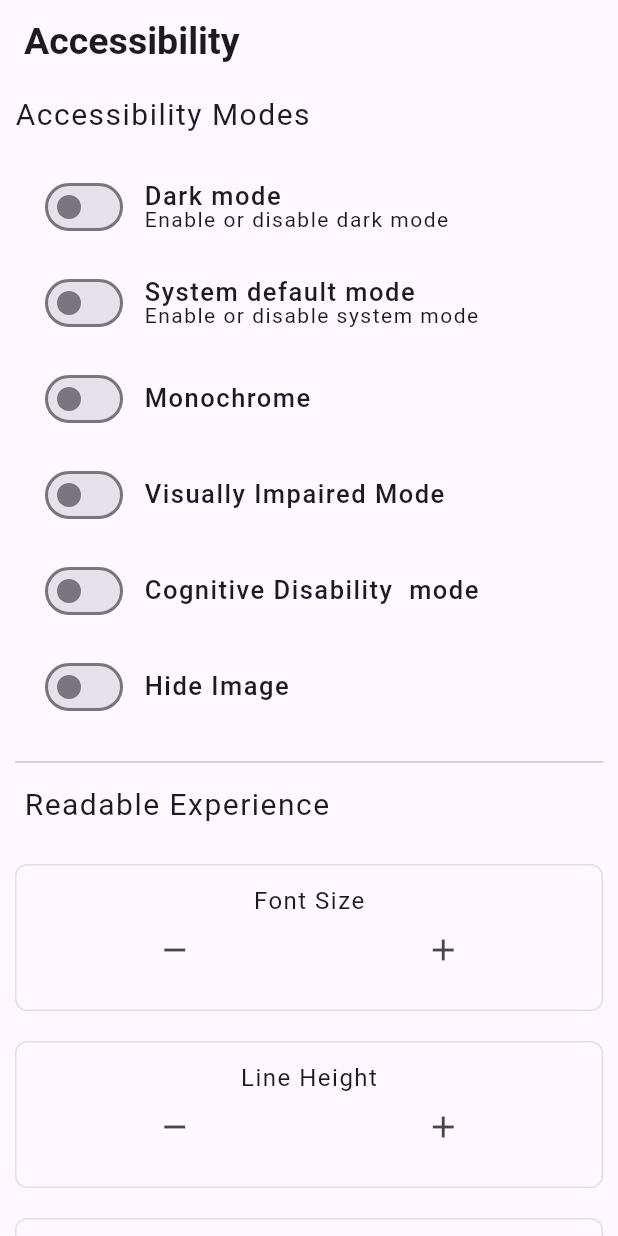
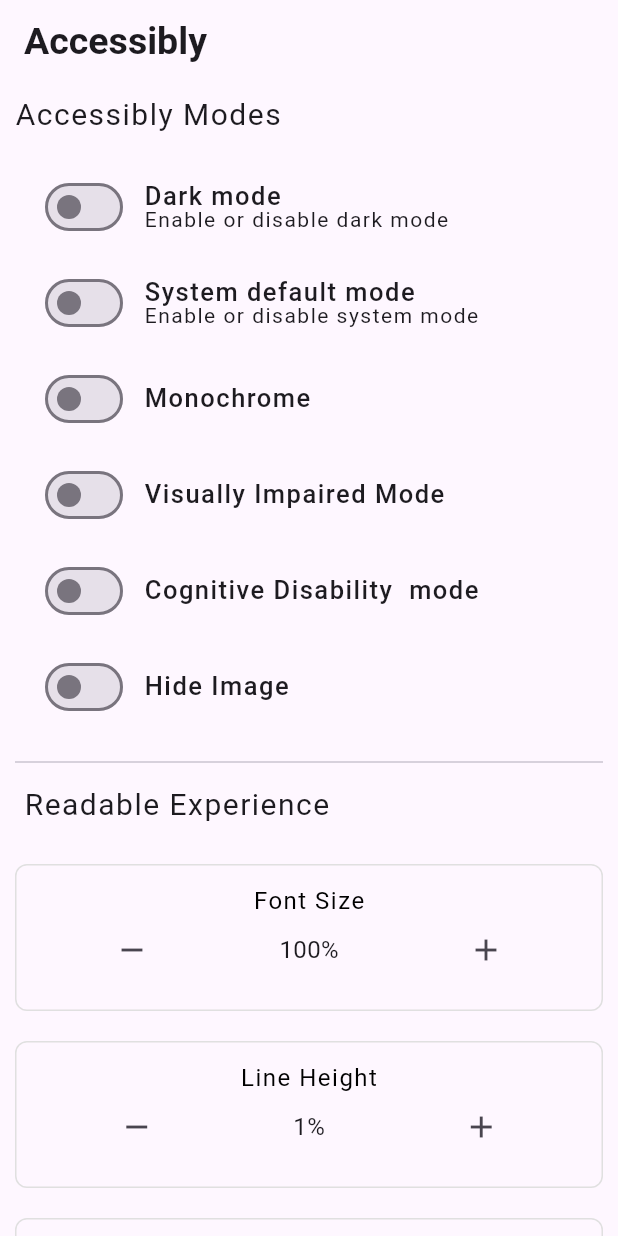
Before and after one commit to apptimus-io/flutter-accessibly, a Flutter app: the MyHomePage screen opened directly, on a phone screen of 412 x 824 dp. Run offline on Flutter 3.47's test engine with Material 3 defaults, Android fonts, the phone set to English and light mode, and no system bars; our stand-ins replace flutter_colorpicker, shared_preferences; accounts and stored records are empty.

Commit message:
font size bug fix

```diff
--- a/example/lib/main.dart
+++ b/example/lib/main.dart
@@ -1,4 +1,4 @@
-import 'package:accessibility_features/accessibility_features.dart';
+import 'package:accessibly/accessibly.dart';
 import 'package:flutter/material.dart';
 import 'package:provider/provider.dart';
 import 'package:test_app/new.dart';
@@ -21,7 +21,7 @@ class MyApp extends StatelessWidget {
       builder: (context, accessibilitySettings, child) {
         return MaterialApp(
           debugShowCheckedModeBanner: false,
-          title: 'Accessibility Features',
+          title: 'Accessibly Features',
           themeMode: accessibilitySettings.systemMode
               ? ThemeMode.system
               : (accessibilitySettings.isDark
--- a/example/lib/new.dart
+++ b/example/lib/new.dart
@@ -1,8 +1,8 @@
-import 'package:accessibility_features/accessibility_features.dart';
-import 'package:accessibility_features/accessibility_screen.dart';
-import 'package:accessibility_features/widget/accessible_heading_text.dart';
-import 'package:accessibility_features/widget/accessible_text.dart';
-import 'package:accessibility_features/widget/accessiblity_image.dart';
+import 'package:accessibly/accessibly.dart';
+import 'package:accessibly/accessibility_screen.dart';
+import 'package:accessibly/widget/accessible_heading_text.dart';
+import 'package:accessibly/widget/accessible_text.dart';
+import 'package:accessibly/widget/accessiblity_image.dart';
 
 import 'package:flutter/material.dart';
 import 'package:provider/provider.dart';
@@ -17,7 +17,7 @@ class MyWidget extends StatelessWidget {
         return Scaffold(
           backgroundColor: accessibly.textBgColor,
           appBar: AppBar(
-            title: const Text('Accessibility Features'),
+            title: const Text('Accessibly Features'),
             actions: [
               Builder(
                 // Wrap the IconButton with Builder widget
@@ -28,7 +28,7 @@ class MyWidget extends StatelessWidget {
                     Navigator.push(
                       context,
                       MaterialPageRoute(
-                        builder: (context) => const AccessibilityScreen(),
+                        builder: (context) => const AccessiblyScreen(),
                       ),
                     );
                   },
@@ -40,23 +40,23 @@ class MyWidget extends StatelessWidget {
             padding: const EdgeInsets.all(20),
             child: Column(
               children: [
-                const AccessibleHeadingText(
-                  "Hello This is Accessibility...",
+                const AccessiblyHeadingText(
+                  "Hello This is Accessibly...",
                   style: TextStyle(fontSize: 30),
                 ),
                 const SizedBox(height: 20),
-                const AccessibleText(
+                const AccessiblyText(
                   "This is a simple text widget",
                   style: TextStyle(fontSize: 20),
                 ),
                 const SizedBox(height: 20),
                 ElevatedButton(
                     onPressed: () {},
-                    child: const AccessibleText(
+                    child: const AccessiblyText(
                       "This is a button",
                       style: TextStyle(fontSize: 20),
                     )),
-                const AccessibilityImage(
+                const AccessiblyImage(
                   image: AssetImage('assets/hello.png'),
                   width: 200,
                   height: 250,
--- a/example/pubspec.yaml
+++ b/example/pubspec.yaml
@@ -14,7 +14,7 @@ dependencies:
   shared_preferences: ^2.2.3
   flutter_colorpicker: ^1.0.3
 
-  accessibility_features:
+  accessibly:
     path: ../
   provider: ^6.1.2
 
--- a/lib/accessibility_screen.dart
+++ b/lib/accessibility_screen.dart
@@ -1,16 +1,16 @@
-import 'package:accessibility_features/accessibility_features.dart';
-import 'package:accessibility_features/widget/accessible_heading_text.dart';
-import 'package:accessibility_features/widget/accessible_text.dart';
-import 'package:accessibility_features/widget/align_widget.dart';
-import 'package:accessibility_features/widget/colorpicker.dart';
+import 'package:accessibly/accessibly.dart';
+import 'package:accessibly/widget/accessible_heading_text.dart';
+import 'package:accessibly/widget/accessible_text.dart';
+import 'package:accessibly/widget/align_widget.dart';
+import 'package:accessibly/widget/colorpicker.dart';
 import 'package:flutter/material.dart';
 import 'package:provider/provider.dart';
 
 import 'widget/accessibility_list_item.dart';
 import 'widget/font_style_widget.dart';
 
-class AccessibilityScreen extends StatelessWidget {
-  const AccessibilityScreen({super.key});
+class AccessiblyScreen extends StatelessWidget {
+  const AccessiblyScreen({super.key});
 
   @override
   Widget build(BuildContext context) {
@@ -18,7 +18,7 @@ class AccessibilityScreen extends StatelessWidget {
       builder: (context, accessibilitySettings, child) {
         return MaterialApp(
           debugShowCheckedModeBanner: false,
-          title: 'Accessibility Features',
+          title: 'Accessibly Features',
           themeMode: accessibilitySettings.systemMode
               ? ThemeMode.system
               : (accessibilitySettings.isDark
@@ -49,7 +49,7 @@ class _MyHomePageState extends State<MyHomePage> {
 
     return Scaffold(
       appBar: AppBar(
-        title: const Text('Accessibility',
+        title: const Text('Accessibly',
             style: TextStyle(fontSize: 25.0, fontWeight: FontWeight.bold)),
       ),
       body: SingleChildScrollView(
@@ -57,14 +57,14 @@ class _MyHomePageState extends State<MyHomePage> {
         child: Column(
           crossAxisAlignment: CrossAxisAlignment.stretch,
           children: [
-            const AccessibleHeadingText(
-              "Accessibility Modes",
+            const AccessiblyHeadingText(
+              "Accessibly Modes",
               style: TextStyle(fontSize: 20),
             ),
             const SizedBox(
               height: 20,
             ),
-            AccessibilityListItem(
+            AccessiblyListItem(
               titleText:
                   accessibilitySettings.isDark ? 'light mode' : 'Dark mode',
               description: 'Enable or disable dark mode',
@@ -75,7 +75,7 @@ class _MyHomePageState extends State<MyHomePage> {
                   : null,
             ),
 
-            AccessibilityListItem(
+            AccessiblyListItem(
               titleText: 'System default mode',
               description: 'Enable or disable system mode',
               value: accessibilitySettings.systemMode,
@@ -84,7 +84,7 @@ class _MyHomePageState extends State<MyHomePage> {
                   ? (value) => accessibilitySettings.toggleSystem()
                   : null,
             ),
-            AccessibilityListItem(
+            AccessiblyListItem(
               titleText: "Monochrome",
               value: accessibilitySettings.monochrome == true,
               onChanged: (value) {
@@ -93,7 +93,7 @@ class _MyHomePageState extends State<MyHomePage> {
               },
             ),
 
-            AccessibilityListItem(
+            AccessiblyListItem(
               titleText: "Visually Impaired Mode",
               value: accessibilitySettings.impairedMode,
               onChanged: (value) {
@@ -102,7 +102,7 @@ class _MyHomePageState extends State<MyHomePage> {
               },
             ),
 
-            AccessibilityListItem(
+            AccessiblyListItem(
               titleText: "Cognitive Disability  mode",
               value: accessibilitySettings.cognitiveMode,
               onChanged: (value) {
@@ -111,7 +111,7 @@ class _MyHomePageState extends State<MyHomePage> {
               },
             ),
 
-            // AccessibilityListItem(
+            // AccessiblyListItem(
             //   titleText: "ADHD  mode",
             //   value: accessibilitySettings.adhd,
             //   onChanged: (value) {
@@ -119,7 +119,7 @@ class _MyHomePageState extends State<MyHomePage> {
             //   },
             // ),
 
-            AccessibilityListItem(
+            AccessiblyListItem(
               titleText: accessibilitySettings.imageVisibility
                   ? 'Hide Image'
                   : 'Show Image',
@@ -137,7 +137,7 @@ class _MyHomePageState extends State<MyHomePage> {
               height: 10,
             ),
 
-            const AccessibleHeadingText(
+            const AccessiblyHeadingText(
               " Readable Experience",
               style: TextStyle(fontSize: 20),
             ),
@@ -148,7 +148,7 @@ class _MyHomePageState extends State<MyHomePage> {
             FontStyleWidget(
                 increaseFontSize: accessibilitySettings.increaseFontSize,
                 decreaseFontSize: accessibilitySettings.decreaseFontSize,
-                fontSize: accessibilitySettings.currentFontSize.toInt(),
+                fontSize: (accessibilitySettings.textScaleFactor),
                 title: 'Font Size'),
 
             FontStyleWidget(
@@ -201,7 +201,7 @@ class _MyHomePageState extends State<MyHomePage> {
             const SizedBox(
               height: 10,
             ),
-            const AccessibleHeadingText(
+            const AccessiblyHeadingText(
               "Visually Pleasing Experience",
               style: TextStyle(fontSize: 20),
             ),
@@ -210,7 +210,7 @@ class _MyHomePageState extends State<MyHomePage> {
             ),
             // color change
             // ListTile(
-            //   title: const AccessibleHeadingText('Heading Color ',
+            //   title: const AccessiblyHeadingText('Heading Color ',
             //       style: TextStyle(fontSize: 17.0)),
             //   trailing: SizedBox(
             //     width: 150.0,
@@ -248,7 +248,7 @@ class _MyHomePageState extends State<MyHomePage> {
             //   ),
             // ),
             // ListTile(
-            //   title: const AccessibleHeadingText('Adjust Text Colors',
+            //   title: const AccessiblyHeadingText('Adjust Text Colors',
             //       style: TextStyle(fontSize: 17.0)),
             //   trailing: SizedBox(
             //     width: 150.0,
@@ -283,7 +283,7 @@ class _MyHomePageState extends State<MyHomePage> {
             //   height: 15,
             // ),
             // ListTile(
-            //   title: const AccessibleHeadingText('Text BackgroundColor ',
+            //   title: const AccessiblyHeadingText('Text BackgroundColor ',
             //       style: TextStyle(fontSize: 18.0)),
             //   trailing: SizedBox(
             //     width: 150.0,
@@ -352,7 +352,7 @@ class _MyHomePageState extends State<MyHomePage> {
                     onPressed: () {
                       accessibilitySettings.reset();
                     },
-                    child: const AccessibleText("Reset")),
+                    child: const AccessiblyText("Reset")),
               ),
             )
           ],
@@ -367,9 +367,9 @@ class _MyHomePageState extends State<MyHomePage> {
 
 
 // ListTile(
-            //   title: const AccessibleHeadingText('Font Size',
+            //   title: const AccessiblyHeadingText('Font Size',
             //       style: TextStyle(fontSize: 17.0)),
-            //   subtitle: const AccessibleText('Adjust font size',
+            //   subtitle: const AccessiblyText('Adjust font size',
             //       style: TextStyle(
             //         fontSize: 14.0,
             //       )),
@@ -393,9 +393,9 @@ class _MyHomePageState extends State<MyHomePage> {
             // ),
 
             // ListTile(
-            //   title: const AccessibleHeadingText('Line Height ',
+            //   title: const AccessiblyHeadingText('Line Height ',
             //       style: TextStyle(fontSize: 17.0)),
-            //   subtitle: const AccessibleText('Adjust line Height',
+            //   subtitle: const AccessiblyText('Adjust line Height',
             //       style: TextStyle(
             //         fontSize: 14.0,
             //       )),
@@ -418,9 +418,9 @@ class _MyHomePageState extends State<MyHomePage> {
             //   ),
             // ),
             // ListTile(
-            //   title: const AccessibleHeadingText('Letter Space ',
+            //   title: const AccessiblyHeadingText('Letter Space ',
             //       style: TextStyle(fontSize: 17.0)),
-            //   subtitle: const AccessibleText(
+            //   subtitle: const AccessiblyText(
             //     'Adjust letter Space',
             //     style: TextStyle(
             //       fontSize: 14.0,
@@ -448,9 +448,9 @@ class _MyHomePageState extends State<MyHomePage> {
             //   height: 15,
             // ),
             // ListTile(
-            //   title: const AccessibleHeadingText(' Scalfold BackgroundColor: ',
+            //   title: const AccessiblyHeadingText(' Scalfold BackgroundColor: ',
             //       style: TextStyle(fontSize: 15.0)),
-            //   subtitle: const AccessibleText('Change  BackgroundColor',
+            //   subtitle: const AccessiblyText('Change  BackgroundColor',
             //       style: TextStyle(
             //         fontSize: 14.0,
             //       )),
--- a/lib/accessibility_features.dart
+++ b/lib/accessibly.dart
@@ -8,12 +8,11 @@ enum AppTheme { light, dark, highContrast }
 
 class Accessibly extends ChangeNotifier {
   // AppTheme _currentTheme = AppTheme.light;
-  double _currentFontSize = 16.0;
   bool _colorBlindMode = false;
   bool _impairedMode = false;
   bool _cognitiveMode = false;
   bool _adhd = false;
-  double _textScaleFactor = 1.0;
+  int _textScaleFactor = 100;
   String? _headingColor; // Default heading color as string
   String? _textColor; // Default text color
   Color? _textBgColor; // Default text background color
@@ -33,13 +32,12 @@ class Accessibly extends ChangeNotifier {
 
   // Getter methods for accessing properties
   // AppTheme get currentTheme => _currentTheme;
-  double get currentFontSize => _currentFontSize;
   bool get colorBlindMode => _colorBlindMode;
   bool get impairedMode => _impairedMode;
   bool get adhd => _adhd;
   bool get cognitiveMode => _cognitiveMode;
   bool get monochrome => _monochrome;
-  double get textScaleFactor => _textScaleFactor;
+  int get textScaleFactor => _textScaleFactor;
   String? get headingColor => _headingColor;
   String? get textColor => _textColor;
   Color? get textBgColor => _textBgColor;
@@ -58,9 +56,8 @@ class Accessibly extends ChangeNotifier {
   // Constructor to initialize the theme
   Accessibly() {
     // _currentTheme = AppTheme.light;
-    _currentFontSize = 16.0;
     // _colorBlindMode = false;
-    _textScaleFactor = 1.0;
+    _textScaleFactor = 100;
     _originalImageColor = Colors.white.value.toString();
   }
 
@@ -104,11 +101,10 @@ class Accessibly extends ChangeNotifier {
     _lineHeight = 1.0; // Use a default value
     _letterSpacing = storage!.getDouble("letterSpacing") ?? 1.0;
     _lineHeight = storage!.getDouble("lineHeight") ?? 1.0;
-    _currentFontSize = storage!.getDouble("currentFontSize") ?? 16.0;
     _monochrome = storage?.getBool("monochrome") ?? false;
-
-    // final db = await AccessibilityDatasource.getDB();
-    // final settings = await AccessibilityDatasource.getAllAccessibility();
+    _textScaleFactor = storage?.getInt("textScaleFactor") ?? 100;
+    // final db = await AccessiblyDatasource.getDB();
+    // final settings = await AccessiblyDatasource.getAllAccessibly();
     // if (settings != null && settings.isNotEmpty) {
     //   final accessibilityModel = settings.first;
     //   _currentFontSize = accessibilityModel.currentFontSize ?? 16.0;
@@ -144,17 +140,18 @@ class Accessibly extends ChangeNotifier {
 
   // Method to increase font size
   void increaseFontSize() {
-    if (_currentFontSize <= 26) {
-      _currentFontSize += 2.0;
-
+    if (_textScaleFactor <= 160) {
+      _textScaleFactor += 20;
+      print(_textScaleFactor);
       updateTextScaleFactor();
     }
   }
 
   // Method to decrease font size
   void decreaseFontSize() {
-    if (_currentFontSize >= 11) {
-      _currentFontSize -= 2.0;
+    if (_textScaleFactor >= 60) {
+      _textScaleFactor -= 20;
+      print(_textScaleFactor);
       updateTextScaleFactor();
     }
   }
@@ -228,7 +225,7 @@ class Accessibly extends ChangeNotifier {
   }
 
   // Method to adjust text size
-  void adjustTextSize(double newTextScaleFactor) {
+  void adjustTextSize(int newTextScaleFactor) {
     _textScaleFactor = newTextScaleFactor;
 
     notifyListeners(); // Notify listeners to update UI
@@ -237,9 +234,7 @@ class Accessibly extends ChangeNotifier {
   // Method to update text scale factor
   void updateTextScaleFactor() {
     // Calculate text scale factor based on current font size
-    _textScaleFactor =
-        _currentFontSize / 16.0; // Assuming 16.0 is the base font size
-    storage?.setDouble("currentFontSize", _currentFontSize);
+    storage?.setInt("textScaleFactor", _textScaleFactor);
     notifyListeners(); // Notify listeners to update UI
   }
 
@@ -334,9 +329,8 @@ class Accessibly extends ChangeNotifier {
     _adhd = false;
     _cognitiveMode = false;
     _monochrome = false;
-    _currentFontSize = 16.0;
     _colorBlindMode = false;
-    _textScaleFactor = 1.0;
+    _textScaleFactor = 100;
     _textBgColor = null;
     _scaldBgColor = Colors.white;
     _imageColor = Colors.white;
@@ -358,6 +352,7 @@ class Accessibly extends ChangeNotifier {
     storage?.setString("textColor", _textColor ?? "");
     storage?.setDouble("lineHeight", _lineHeight);
     storage!.setDouble("letterSpacing", _letterSpacing);
+    storage!.setInt("textScaleFactor", _textScaleFactor);
     storage?.setBool("monochrome", _monochrome);
     notifyListeners();
   }
--- a/lib/widget/accessibility_list_item.dart
+++ b/lib/widget/accessibility_list_item.dart
@@ -5,13 +5,13 @@ import 'package:flutter/material.dart';
 import 'accessible_heading_text.dart';
 import 'accessible_text.dart';
 
-class AccessibilityListItem extends StatelessWidget {
+class AccessiblyListItem extends StatelessWidget {
   final String titleText;
   String? description;
   final bool value;
   final Function(bool)? onChanged;
 
-  AccessibilityListItem({
+  AccessiblyListItem({
     super.key,
     required this.titleText,
     this.description,
@@ -43,13 +43,13 @@ class AccessibilityListItem extends StatelessWidget {
           Column(
             crossAxisAlignment: CrossAxisAlignment.start,
             children: [
-              AccessibleHeadingText(
+              AccessiblyHeadingText(
                 titleText,
                 style: const TextStyle(
                     fontSize: 17.0, fontWeight: FontWeight.w500),
               ),
               if (description != null)
-                AccessibleText(
+                AccessiblyText(
                   description!,
                   style: const TextStyle(fontSize: 14.0),
                 ),
--- a/lib/widget/accessible_heading_text.dart
+++ b/lib/widget/accessible_heading_text.dart
@@ -1,8 +1,8 @@
-import 'package:accessibility_features/accessibility_features.dart';
+import 'package:accessibly/accessibly.dart';
 import 'package:flutter/material.dart';
 import 'package:provider/provider.dart';
 
-class AccessibleHeadingText extends StatelessWidget {
+class AccessiblyHeadingText extends StatelessWidget {
   final String data;
   final TextStyle? style;
 
@@ -16,7 +16,7 @@ class AccessibleHeadingText extends StatelessWidget {
   final TextHeightBehavior? textHeightBehavior;
   final Color? selectionColor;
 
-  const AccessibleHeadingText(this.data,
+  const AccessiblyHeadingText(this.data,
       {super.key,
       this.style,
       this.strutStyle,
@@ -66,7 +66,7 @@ class AccessibleHeadingText extends StatelessWidget {
                   ? FontWeight.bold
                   : FontWeight.normal),
           fontSize: ((style?.fontSize ?? baseFontSize) *
-              accessibilitySettings.textScaleFactor *
+              (accessibilitySettings.textScaleFactor / 100) *
               (accessibilitySettings.impairedMode ? 1.2 : 1)),
           color: finalColor,
           height: accessibilitySettings.lineHeight,
--- a/lib/widget/accessible_text.dart
+++ b/lib/widget/accessible_text.dart
@@ -1,8 +1,8 @@
-import 'package:accessibility_features/accessibility_features.dart';
+import 'package:accessibly/accessibly.dart';
 import 'package:flutter/material.dart';
 import 'package:provider/provider.dart';
 
-class AccessibleText extends StatelessWidget {
+class AccessiblyText extends StatelessWidget {
   final String data;
   final TextStyle? style;
 
@@ -20,7 +20,7 @@ class AccessibleText extends StatelessWidget {
   final TextHeightBehavior? textHeightBehavior;
   final Color? selectionColor;
 
-  const AccessibleText(
+  const AccessiblyText(
     this.data, {
     super.key,
     this.style,
@@ -43,6 +43,7 @@ class AccessibleText extends StatelessWidget {
   Widget build(BuildContext context) {
     final accessibilitySettings = context.watch<Accessibly>();
 
+    // final TextStyle textStyle = style ?? const TextStyle();
     final Color? textColor = style?.color;
     final Color? fallbackColor =
         accessibilitySettings.stringToColor(accessibilitySettings.textColor);
@@ -53,10 +54,7 @@ class AccessibleText extends StatelessWidget {
     final Color? finalColor =
         isBlackOrWhite ? fallbackColor : textColor ?? fallbackColor;
 
-    return Text(
-      data,
-      textAlign: accessibilitySettings.textAlignment,
-      style: (style ?? const TextStyle()).copyWith(
+    TextStyle? textstyle = (style ?? const TextStyle()).copyWith(
       fontWeight: style?.fontWeight ??
           (accessibilitySettings.impairedMode
               ? FontWeight.bold
@@ -64,18 +62,23 @@ class AccessibleText extends StatelessWidget {
       backgroundColor:
           style?.backgroundColor ?? accessibilitySettings.textBgColor,
       fontSize: ((style?.fontSize ?? 14) *
-            accessibilitySettings.textScaleFactor *
+          (accessibilitySettings.textScaleFactor / 100) *
           (accessibilitySettings.impairedMode ? 1.2 : 1)),
       color: finalColor,
       height: accessibilitySettings.lineHeight,
       letterSpacing: accessibilitySettings.letterSpacing,
-      ),
+    );
+
+    return Text(
+      data,
+      textAlign: accessibilitySettings.textAlignment,
+      style: textstyle,
       strutStyle: strutStyle,
       textDirection: textDirection,
       locale: locale,
       softWrap: softWrap,
       overflow: overflow,
-      textScaleFactor: textScaleFactor,
+      // textScaleFactor: textScaleFactor,
       textScaler: textScaler,
       maxLines: maxLines,
       semanticsLabel: semanticsLabel,
@@ -85,3 +88,12 @@ class AccessibleText extends StatelessWidget {
     );
   }
 }
+
+Size _textSize(String text, TextStyle style) {
+  final TextPainter textPainter = TextPainter(
+      text: TextSpan(text: text, style: style),
+      maxLines: 1,
+      textDirection: TextDirection.ltr)
+    ..layout(minWidth: 0, maxWidth: double.infinity);
+  return textPainter.size;
+}
--- a/lib/widget/accessiblity_image.dart
+++ b/lib/widget/accessiblity_image.dart
@@ -1,8 +1,8 @@
-import 'package:accessibility_features/accessibility_features.dart';
+import 'package:accessibly/accessibly.dart';
 import 'package:flutter/material.dart';
 import 'package:provider/provider.dart';
 
-class AccessibilityImage extends StatelessWidget {
+class AccessiblyImage extends StatelessWidget {
   final ImageProvider image;
   final double? width;
   final double? height;
@@ -23,7 +23,7 @@ class AccessibilityImage extends StatelessWidget {
   final bool gaplessPlayback;
   final bool isAntiAlias;
 
-  const AccessibilityImage({
+  const AccessiblyImage({
     required this.image,
     this.width,
     this.height,
--- a/lib/widget/align_widget.dart
+++ b/lib/widget/align_widget.dart
@@ -1,4 +1,4 @@
-import 'package:accessibility_features/widget/accessible_text.dart';
+import 'package:accessibly/widget/accessible_text.dart';
 import 'package:flutter/material.dart';
 
 class AlignWidget extends StatelessWidget {
@@ -30,7 +30,7 @@ class AlignWidget extends StatelessWidget {
         ),
         child: Column(
           mainAxisSize: MainAxisSize.min,
-          children: [Icon(icon), AccessibleText(text)],
+          children: [Icon(icon), AccessiblyText(text)],
         ),
       ),
     );
--- a/lib/widget/font_style_widget.dart
+++ b/lib/widget/font_style_widget.dart
@@ -23,6 +23,9 @@ class FontStyleWidget extends StatefulWidget {
 class _FontStyleWidgetState extends State<FontStyleWidget> {
   @override
   Widget build(BuildContext context) {
+    print('-----------------');
+    print('${widget.title}');
+
     return Container(
       margin: const EdgeInsets.symmetric(vertical: 10.0),
       decoration: BoxDecoration(
@@ -37,9 +40,9 @@ class _FontStyleWidgetState extends State<FontStyleWidget> {
         child: Column(
           mainAxisSize: MainAxisSize.min,
           children: [
-            AccessibleHeadingText(
+            AccessiblyHeadingText(
               widget.title,
-              style: const TextStyle(fontSize: 16.0),
+              style: const TextStyle(fontSize: 16.0, color: Colors.black),
             ),
             const SizedBox(width: 8.0),
             Row(
@@ -55,12 +58,12 @@ class _FontStyleWidgetState extends State<FontStyleWidget> {
                   },
                   tooltip: 'Decrease Font Size',
                 ),
-                // Text(
-                //   widget.fontSize == 0
-                //       ? "Default"
-                //       : '${(widget.fontSize).toStringAsFixed(0)}%',
-                //   style: const TextStyle(fontSize: 16.0),
-                // ),
+                Text(
+                  widget.fontSize == 0
+                      ? "Default"
+                      : '${(widget.fontSize).toStringAsFixed(0)}%',
+                  style: const TextStyle(fontSize: 16.0),
+                ),
                 IconButton(
                   icon: const Icon(Icons.add),
                   onPressed: () {
```
Also changed, not shown: lib/infra/datasources/accessibility_datasource.dart (+17 -17 lines), lib/infra/models/accessibility_model.dart (+4 -4 lines), pubspec.yaml (+3 -5 lines), pubspec.lock, 8 other files. Lines whose indentation alone changed are shown as unchanged.
